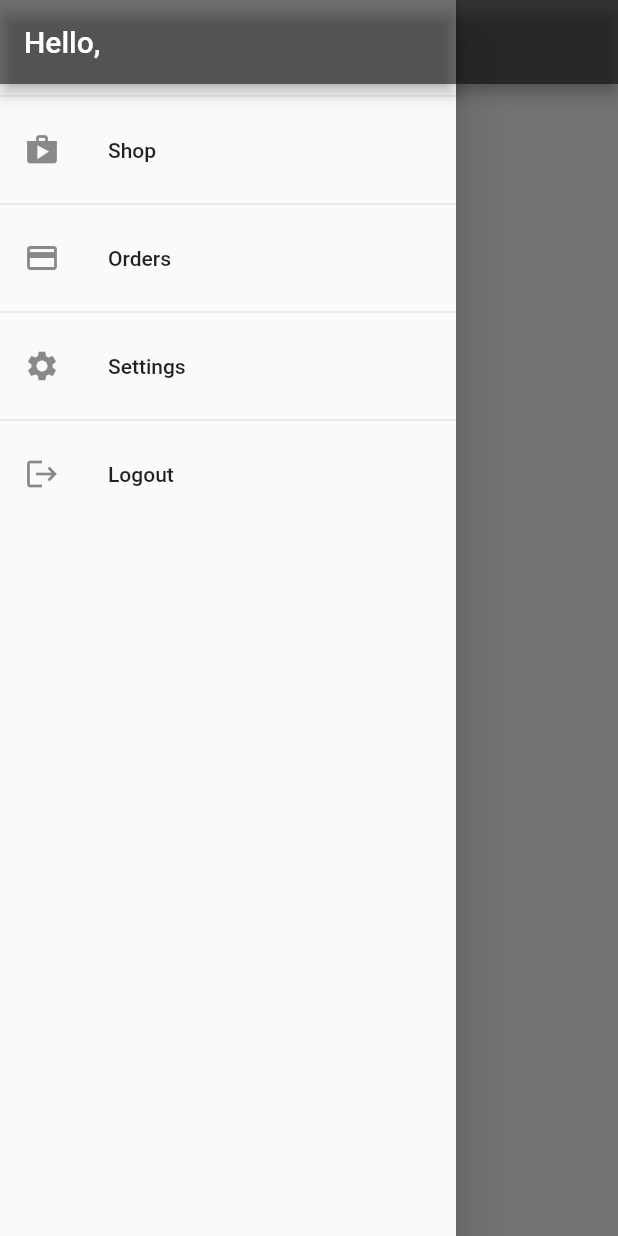
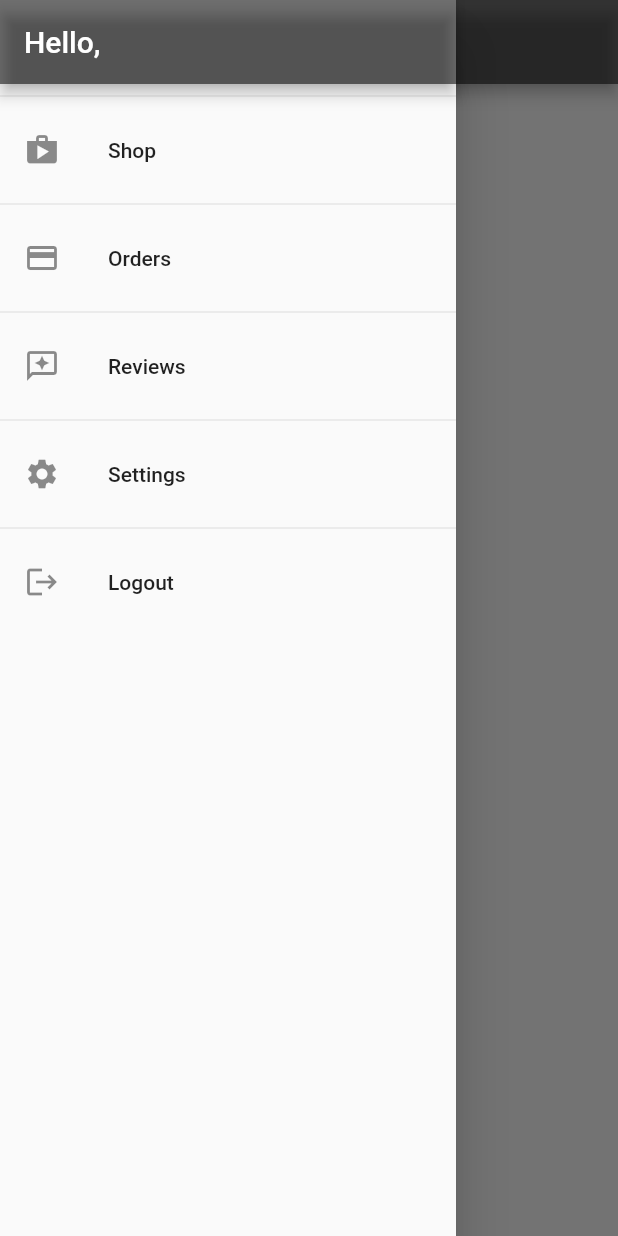
Before and after one commit to RoyAvidar/Flutter_Nestjs, a Flutter app: the ReviewsScreen screen opened by its route, with the side drawer open, on a phone screen of 412 x 824 dp. Run offline on Flutter 3.47's test engine with Material 2 defaults, Android fonts, the phone set to English and light mode, and no system bars; drawn by our look-alikes of flutter_settings_screens; our stand-ins replace graphql_flutter, image_picker, shared_preferences; missing offline and left inert: dart:ffi; accounts and stored records are empty; network calls fail.

Commit message:
post a review added but not in a pretty way :(

```diff
--- a/lib/providers/reviews.dart
+++ b/lib/providers/reviews.dart
@@ -18,6 +18,22 @@ const getReviewsGraphql = """
     }
 }
 """;
+const createReviewGraphql = """
+  mutation
+    createReview(\$createReviewInput: CreateReviewInput!) {
+      createReview(createReviewInput: \$createReviewInput) {
+        reviewId,
+        reviewContent,
+        user {
+          userId,
+          userName,
+          userPhone,
+          userProfilePic,
+          isAdmin
+        }
+      }
+    }
+""";
 
 class ReviewsProvider with ChangeNotifier {
   List<Review> _reviews = [];
@@ -34,4 +50,22 @@ class ReviewsProvider with ChangeNotifier {
     notifyListeners();
     return _reviews;
   }
+
+  Future<Review> postReview(String reviewContent) async {
+    MutationOptions queryOptions = MutationOptions(
+        document: gql(createReviewGraphql),
+        variables: <String, dynamic>{
+          "createReviewInput": {
+            "reviewContent": reviewContent,
+          }
+        });
+    QueryResult result = await GraphQLConfig.authClient.mutate(queryOptions);
+    if (result.hasException) {
+      print(result.exception);
+    }
+    // print(result.data?["createReview"]);
+    final review = Review.fromJson(result.data?["createReview"]);
+    notifyListeners();
+    return review;
+  }
 }
--- a/lib/screens/reviews_screen.dart
+++ b/lib/screens/reviews_screen.dart
@@ -1,6 +1,7 @@
 import "package:flutter/material.dart";
 import 'package:flutter_main/models/review.dart';
 import 'package:flutter_main/providers/reviews.dart';
+import 'package:flutter_main/screens/create_review_screen.dart';
 import 'package:flutter_main/widgets/review_item.dart';
 import 'package:provider/provider.dart';
 import 'package:flutter_main/widgets/app_drawer.dart';
@@ -35,19 +36,20 @@ class _ReviewsScreenState extends State<ReviewsScreen> {
   @override
   Widget build(BuildContext context) {
     return Scaffold(
-      appBar: AppBar(),
+      appBar: AppBar(
+        title: Text("Reviews"),
+      ),
       drawer: AppDrawer(),
       body: Column(
         children: [
-          Text("Add a review to this app!"),
           Expanded(
             child: GridView.builder(
               padding: const EdgeInsets.all(25),
               gridDelegate: SliverGridDelegateWithMaxCrossAxisExtent(
-                maxCrossAxisExtent: 250,
-                childAspectRatio: 5 / 4,
-                crossAxisSpacing: 10,
-                mainAxisSpacing: 10,
+                maxCrossAxisExtent: 200,
+                childAspectRatio: 3 / 2,
+                crossAxisSpacing: 25,
+                mainAxisSpacing: 35,
               ),
               itemCount: reviews.length,
               itemBuilder: (ctx, i) => ChangeNotifierProvider(
@@ -56,6 +58,16 @@ class _ReviewsScreenState extends State<ReviewsScreen> {
               ),
             ),
           ),
+          TextButton(
+            style: TextButton.styleFrom(
+              textStyle: const TextStyle(fontSize: 16),
+            ),
+            onPressed: () {
+              Navigator.of(context).pushNamed(CreateReviewScreen.routeName);
+            },
+            child: const Text('Add A Review'),
+          ),
+          SizedBox(height: 55),
         ],
       ),
     );
--- a/lib/screens/settings/settings_screen.dart
+++ b/lib/screens/settings/settings_screen.dart
@@ -1,6 +1,7 @@
 import 'package:flutter/material.dart';
 import 'package:flutter_main/providers/user_provider.dart';
 import 'package:flutter_main/screens/auth_screen.dart';
+import 'package:flutter_main/screens/create_review_screen.dart';
 import 'package:flutter_main/screens/reviews_screen.dart';
 import 'package:flutter_main/screens/settings/account_settings_screen.dart';
 import 'package:flutter_main/screens/settings/header_settings_screen.dart';
@@ -99,11 +100,12 @@ class _SettingsScreenState extends State<SettingsScreen> {
                   subtitle: "",
                   leading: Icon(
                     Icons.thumb_up,
-                    color: Colors.grey,
+                    color: Colors.green,
                   ),
                   onTap: () {
+                    //create a review
                     Navigator.of(context)
-                        .pushReplacementNamed(ReviewsScreen.routeName);
+                        .pushNamed(CreateReviewScreen.routeName);
                   },
                 )
               ],
--- a/lib/widgets/app_drawer.dart
+++ b/lib/widgets/app_drawer.dart
@@ -4,6 +4,7 @@ import 'package:flutter_main/providers/auth.dart';
 import 'package:flutter_main/screens/admin/admin_categories_screen.dart';
 import 'package:flutter_main/screens/admin/admin_orders_screen.dart';
 import 'package:flutter_main/screens/admin/admin_user_screen.dart';
+import 'package:flutter_main/screens/reviews_screen.dart';
 import 'package:flutter_main/screens/settings/settings_screen.dart';
 import 'package:graphql_flutter/graphql_flutter.dart';
 import 'package:provider/provider.dart';
@@ -77,6 +78,15 @@ class _AppDrawerState extends State<AppDrawer> {
             onTap: () {
               Navigator.of(context)
                   .pushReplacementNamed(OrdersScreen.routeName);
+            },
+          ),
+          Divider(),
+          ListTile(
+            title: Text('Reviews'),
+            leading: Icon(Icons.reviews_outlined),
+            onTap: () {
+              Navigator.of(context)
+                  .pushReplacementNamed(ReviewsScreen.routeName);
             },
           ),
           Divider(),
--- a/lib/widgets/router.dart
+++ b/lib/widgets/router.dart
@@ -1,6 +1,7 @@
 import 'package:flutter_main/screens/admin/admin_categories_screen.dart';
 import 'package:flutter_main/screens/admin/admin_orders_screen.dart';
 import 'package:flutter_main/screens/admin/admin_user_screen.dart';
+import 'package:flutter_main/screens/create_review_screen.dart';
 import 'package:flutter_main/screens/overview_screen.dart';
 import 'package:flutter_main/screens/reviews_screen.dart';
 import 'package:flutter_main/screens/settings/edit_profile_screen.dart';
@@ -31,6 +32,7 @@ class Routes {
     InfoScreen.routeName: (ctx) => InfoScreen(),
     SecurityScreen.routeName: (ctx) => SecurityScreen(),
     EditProfileScreen.routeName: (ctx) => EditProfileScreen(),
-    ReviewsScreen.routeName: (ctx) => ReviewsScreen()
+    ReviewsScreen.routeName: (ctx) => ReviewsScreen(),
+    CreateReviewScreen.routeName: (ctx) => CreateReviewScreen()
   };
 }
```
Also changed, not shown: lib/screens/create_review_screen.dart (added, +71 -0 lines), lib/widgets/review_item.dart (+12 -2 lines).
